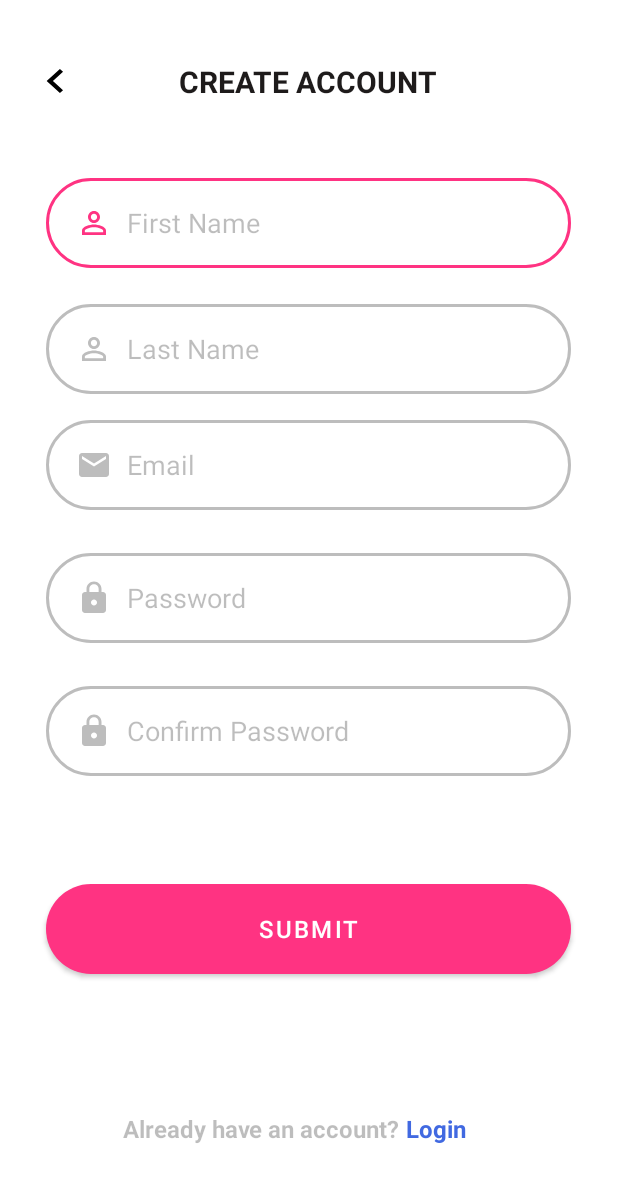
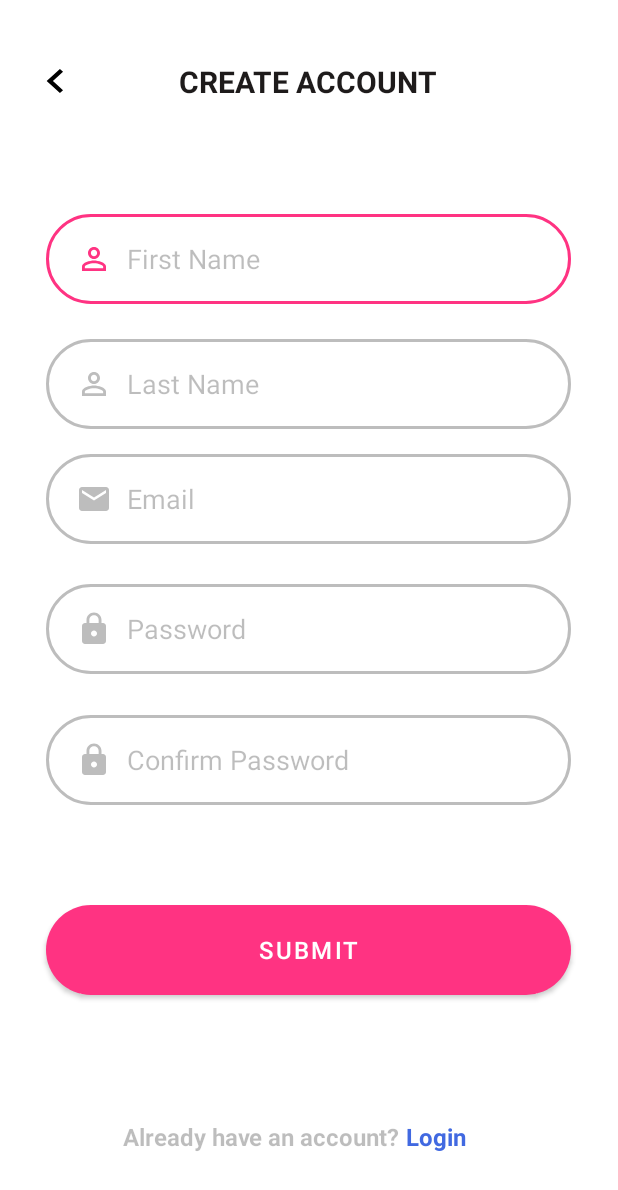
Before and after one commit to Chemutaiselim/Devramp-, an Android app: the AccountSetUp screen opened directly, with no data from a screen before it, on a phone screen of 412 x 824 dp. Shown: the top 1190 px of the screen. Run offline under Robolectric (Android 15) with nearby library versions, the phone set to English and light mode, and no system bars; our stand-ins replace Firebase (no records; nobody signed in at launch, a user with empty details on screens opened directly).

Commit message:
update account setup

```diff
--- a/app/src/main/res/layout/account_setup.xml
+++ b/app/src/main/res/layout/account_setup.xml
@@ -88,7 +88,7 @@
             app:layout_constraintHorizontal_bias="0.491"
             app:layout_constraintStart_toStartOf="parent"
             app:layout_constraintTop_toBottomOf="@+id/textView3"
-            app:layout_constraintVertical_bias="0.069" />
+            app:layout_constraintVertical_bias="0.104" />
 
         <EditText
             android:id="@+id/last_name"
```
